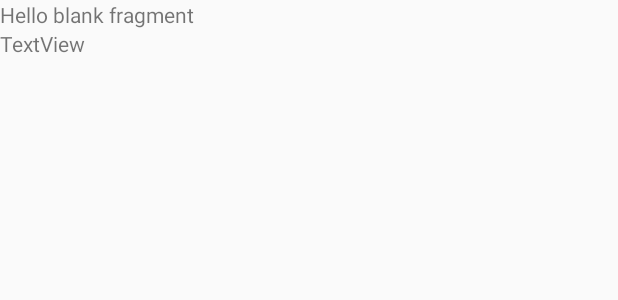
After one commit to simubank/project11-sonic, an Android app: the layout fragment_savings.xml on its own in the app's theme, with its tools: preview values and no code run, on a phone screen of 412 x 824 dp. The commit adds this screen. Shown: the top 300 px of the screen. Run offline under Robolectric (Android 15) with nearby library versions, the phone set to English and light mode, and no system bars; network calls fail.

Commit message:
Opens new fragments based on navigationView

```diff
--- /dev/null
+++ b/app/src/main/res/layout/fragment_savings.xml
@@ -0,0 +1,21 @@
+<?xml version="1.0" encoding="utf-8"?>
+<LinearLayout xmlns:android="http://schemas.android.com/apk/res/android"
+    xmlns:tools="http://schemas.android.com/tools"
+    android:layout_width="match_parent"
+    android:layout_height="match_parent"
+    android:orientation="vertical"
+    tools:context=".SavingsFragment">
+
+    <TextView
+        android:id="@+id/textview5"
+        android:layout_width="match_parent"
+        android:layout_height="wrap_content"
+        android:text="@string/hello_blank_fragment" />
+
+    <TextView
+        android:id="@+id/textView3"
+        android:layout_width="wrap_content"
+        android:layout_height="wrap_content"
+        android:text="TextView" />
+
+</LinearLayout>
```
Also changed, not shown: app/src/main/java/com/example/mygroove/MainActivity.java (+28 -1 lines), app/src/main/java/com/example/mygroove/SavingsFragment.java (added, +32 -0 lines), app/src/main/res/layout/activity_main.xml (+14 -8 lines), app/src/main/res/menu/bottom_navigation_menu.xml (+14 -0 lines).
